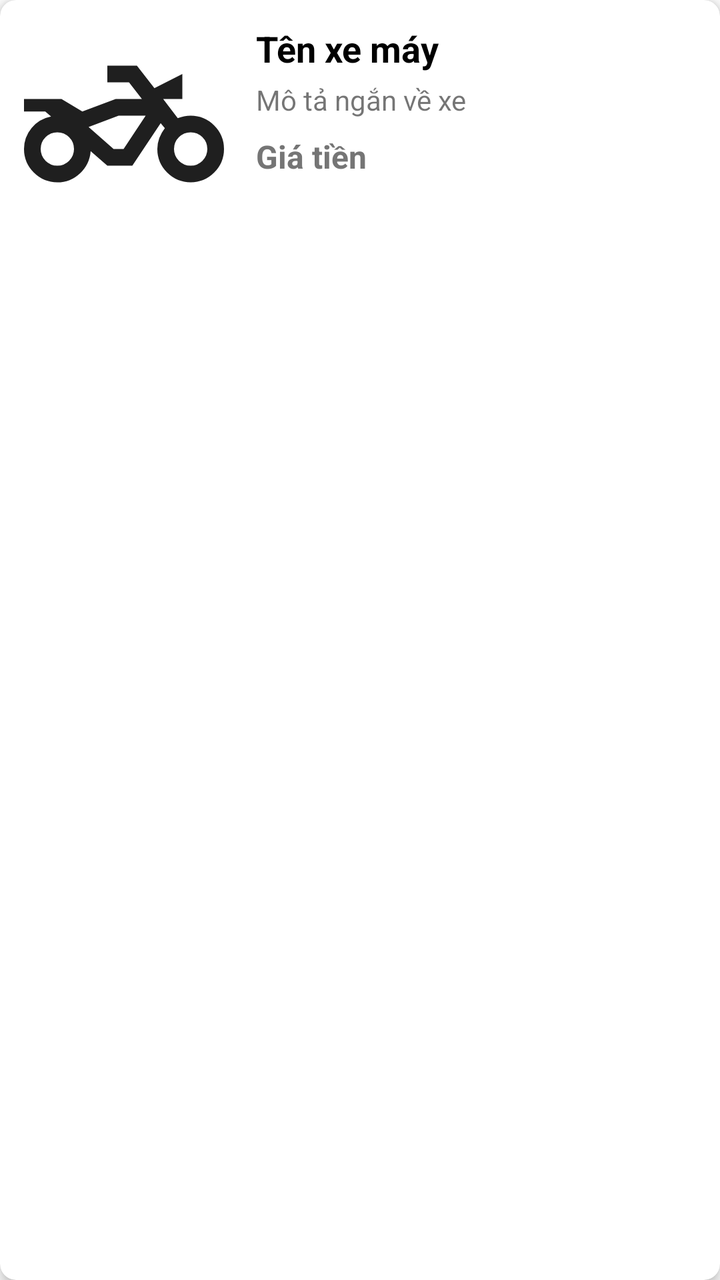
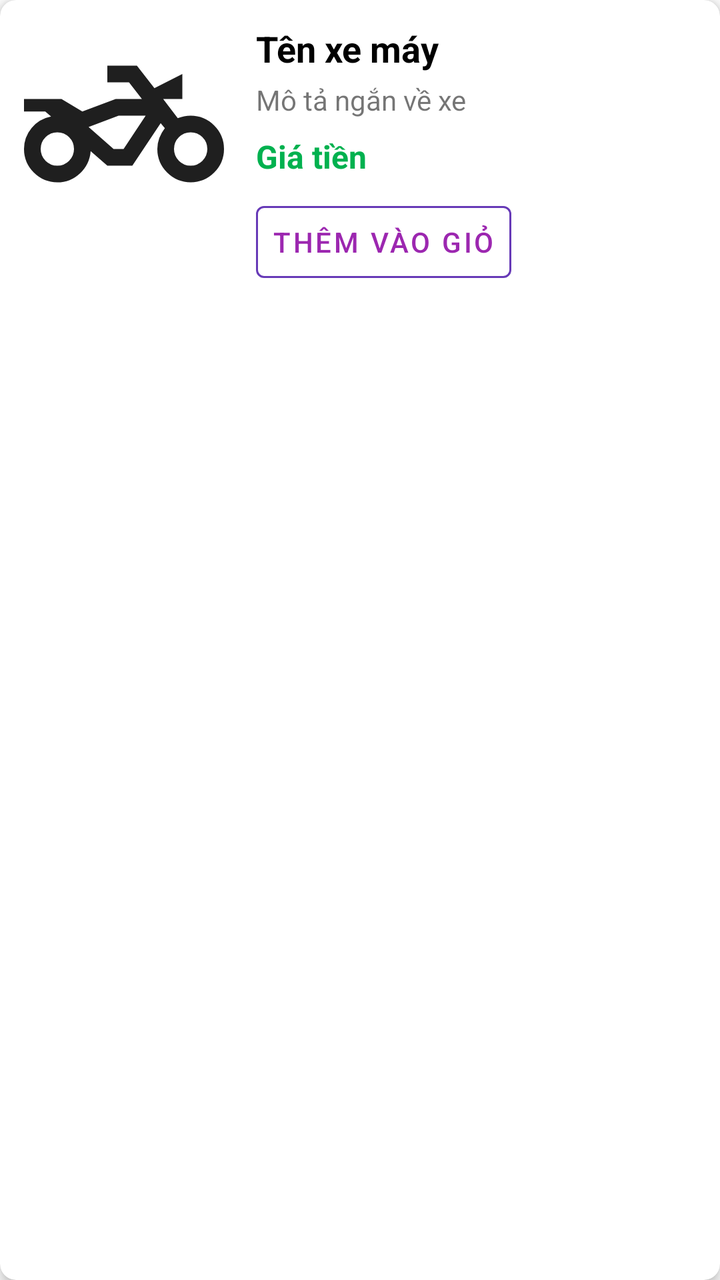

The first picture is an Android layout as it rendered before a commit; the second is the same layout after the commit. The layout source and the unified diff follow.
<!-- AndroidManifest.xml: application theme Theme.NguyenTrongHieu -->
<!-- res/layout/item_motorbike.xml -->
<?xml version="1.0" encoding="utf-8"?>
<androidx.cardview.widget.CardView xmlns:android="http://schemas.android.com/apk/res/android"
    xmlns:app="http://schemas.android.com/apk/res-auto"
    android:layout_width="match_parent"
    android:layout_height="wrap_content"
    android:layout_marginHorizontal="8dp"
    android:layout_marginVertical="4dp"
    app:cardCornerRadius="8dp"
    app:cardElevation="4dp">

    <LinearLayout
        android:layout_width="match_parent"
        android:layout_height="wrap_content"
        android:orientation="horizontal"
        android:padding="12dp">

        <ImageView
            android:id="@+id/ivMotorbikeImage"
            android:layout_width="100dp"
            android:layout_height="100dp"
            android:scaleType="centerCrop"
            android:src="@drawable/ic_bike" />

        <LinearLayout
            android:layout_width="0dp"
            android:layout_height="wrap_content"
            android:layout_marginStart="16dp"
            android:layout_weight="1"
            android:orientation="vertical">

            <TextView
                android:id="@+id/tvMotorbikeName"
                android:layout_width="wrap_content"
                android:layout_height="wrap_content"
                android:text="Tên xe máy"
                android:textColor="@color/black"
                android:textSize="18sp"
                android:textStyle="bold" />

            <TextView
                android:id="@+id/tvMotorbikeDescription"
                android:layout_width="wrap_content"
                android:layout_height="wrap_content"
                android:layout_marginTop="4dp"
                android:text="Mô tả ngắn về xe"
                android:textSize="14sp" />

            <TextView
                android:id="@+id/tvMotorbikePrice"
                android:layout_width="wrap_content"
                android:layout_height="wrap_content"
                android:layout_marginTop="8dp"
                android:text="Giá tiền"
                android:textColor="@color/gray"
                android:textSize="16sp"
                android:textStyle="bold" />
        </LinearLayout>
    </LinearLayout>
</androidx.cardview.widget.CardView>
<!-- resources referenced by this layout -->
<resources>
  <color name="black">#FF000000</color>
  <color name="gray">#757575</color>
  <!-- drawable ic_bike (drawable) -->
  <vector xmlns:android="http://schemas.android.com/apk/res/android"
      android:width="24dp"
      android:height="24dp"
      android:viewportWidth="960"
      android:viewportHeight="960">
    <path
        android:pathData="M160,760q-66,0 -113,-47T0,600q0,-57 36.5,-101t93.5,-55l-28,-24L0,420v-60h180l100,60 160,-60h126l-62,-80L400,280v-80h142l84,108 134,-68v120h-92l70,92q15,-6 30.5,-9t31.5,-3q66,0 113,47t47,113q0,66 -47,113t-113,47q-66,0 -113,-47t-47,-113q0,-27 9.5,-52.5T676,500l-20,-24 -136,204L400,680l-80,-70q-5,63 -51,106.5T160,760ZM160,680q33,0 56.5,-23.5T240,600q0,-33 -23.5,-56.5T160,520q-33,0 -56.5,23.5T80,600q0,33 23.5,56.5T160,680ZM454,440 L310,494 454,440h130,-130ZM800,680q33,0 56.5,-23.5T880,600q0,-33 -23.5,-56.5T800,520q-33,0 -56.5,23.5T720,600q0,33 23.5,56.5T800,680ZM478,600 L584,440L454,440l-144,54 120,106h48Z"
        android:fillColor="#1f1f1f"/>
  </vector>
  <style name="Theme.NguyenTrongHieu" parent="Theme.MaterialComponents.DayNight.NoActionBar">
  
          <item name="colorPrimary">@color/light_gray</item>
          <item name="colorPrimaryVariant">@color/gray</item>
          <item name="colorOnPrimary">@color/white</item>
          
          <item name="colorSecondary">@color/grab_green</item>
          <item name="colorSecondaryVariant">@color/grab_green</item>
          <item name="colorOnSecondary">@color/black</item>
          
          <item name="android:statusBarColor" tools:targetApi="l">?attr/colorPrimaryVariant</item>
  
      </style>
  <color name="light_gray">#F7F7F7</color>
  <color name="white">#FFFFFFFF</color>
  <color name="grab_green">#00B14F</color>
</resources>

<!-- the commit's change to res/layout/item_motorbike.xml (unified diff, before → after) -->
@@ -51,9 +51,20 @@
                 android:layout_height="wrap_content"
                 android:layout_marginTop="8dp"
                 android:text="Giá tiền"
-                android:textColor="@color/gray"
+                android:textColor="@color/grab_green"
                 android:textSize="16sp"
-                android:textStyle="bold" />
+                android:textStyle="bold"/>
+
+            <Button
+                android:id="@+id/btnAddToCart"
+                style="@style/AddToCartButton"
+                android:layout_width="wrap_content"
+                android:layout_height="wrap_content"
+                android:layout_marginTop="8dp"
+                android:text="Thêm vào giỏ" />
+
         </LinearLayout>
+
     </LinearLayout>
+
 </androidx.cardview.widget.CardView>
<!-- resource entries referenced after the edit -->
@@ -12,6 +12,13 @@
         android:pathData="M160,760q-66,0 -113,-47T0,600q0,-57 36.5,-101t93.5,-55l-28,-24L0,420v-60h180l100,60 160,-60h126l-62,-80L400,280v-80h142l84,108 134,-68v120h-92l70,92q15,-6 30.5,-9t31.5,-3q66,0 113,47t47,113q0,66 -47,113t-113,47q-66,0 -113,-47t-47,-113q0,-27 9.5,-52.5T676,500l-20,-24 -136,204L400,680l-80,-70q-5,63 -51,106.5T160,760ZM160,680q33,0 56.5,-23.5T240,600q0,-33 -23.5,-56.5T160,520q-33,0 -56.5,23.5T80,600q0,33 23.5,56.5T160,680ZM454,440 L310,494 454,440h130,-130ZM800,680q33,0 56.5,-23.5T880,600q0,-33 -23.5,-56.5T800,520q-33,0 -56.5,23.5T720,600q0,33 23.5,56.5T800,680ZM478,600 L584,440L454,440l-144,54 120,106h48Z"
         android:fillColor="#1f1f1f"/>
   </vector>
+  <style name="AddToCartButton" parent="Widget.MaterialComponents.Button.TextButton">
+          <item name="android:textColor">@color/purple_700</item>
+          <item name="backgroundTint">@color/white</item>
+          <item name="strokeColor">@color/purple_500</item>
+          <item name="strokeWidth">1dp</item>
+          <item name="rippleColor">@color/purple_200</item>
+      </style>
   <style name="Theme.NguyenTrongHieu" parent="Theme.MaterialComponents.DayNight.NoActionBar">
   
           <item name="colorPrimary">@color/light_gray</item>
@@ -25,8 +32,11 @@
           <item name="android:statusBarColor" tools:targetApi="l">?attr/colorPrimaryVariant</item>
   
       </style>
+  <color name="purple_700">#9C27B0</color>"
   <color name="light_gray">#F7F7F7</color>
   <color name="white">#FFFFFFFF</color>
+  <color name="purple_500">#673AB7</color>
+  <color name="purple_200">#E1BEE7</color>
   <color name="grab_green">#00B14F</color>
 </resources>
 
